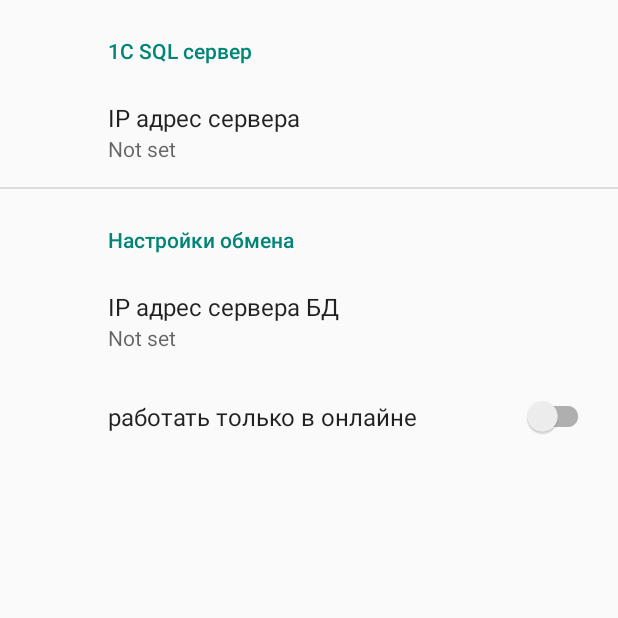
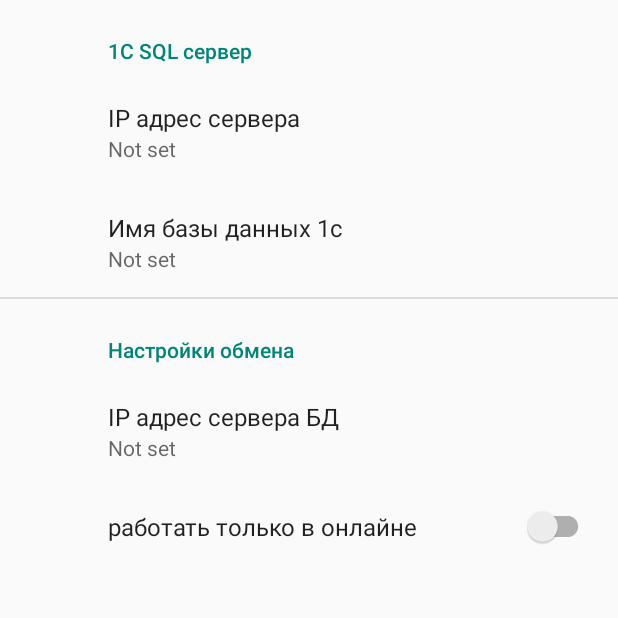
Before and after one commit to Kernel001/Servitor, an Android app: the SettingsActivity screen opened directly, with no data from a screen before it, on a phone screen of 412 x 824 dp, the top half of it. Run offline under Robolectric (Android 15) with nearby library versions, the phone set to English and light mode, and no system bars; our stand-ins replace androidx.preference.

Commit message:
Добавлен новый параметр базы данных

```diff
--- a/app/src/main/res/values/strings.xml
+++ b/app/src/main/res/values/strings.xml
@@ -5,6 +5,7 @@
     <!-- Настройки 1С базы -->
     <string name="c1_title">1С SQL сервер</string>
     <string name="c1_addr">IP адрес сервера</string>
+    <string name="c1_db">Имя базы данных 1с</string>
 
     <!-- Собственные настройки -->
     <string name="servitor_title">Настройки обмена</string>
--- a/app/src/main/res/xml/root_preferences.xml
+++ b/app/src/main/res/xml/root_preferences.xml
@@ -22,6 +22,10 @@
             app:key="c1_addr"
             app:title="@string/c1_addr"
             app:useSimpleSummaryProvider="true" />
+        <EditTextPreference
+            app:key="c1_db"
+            app:title="@string/c1_db"
+            app:useSimpleSummaryProvider="true" />
     </PreferenceCategory>
 
     <PreferenceCategory app:title="@string/servitor_title">
```
